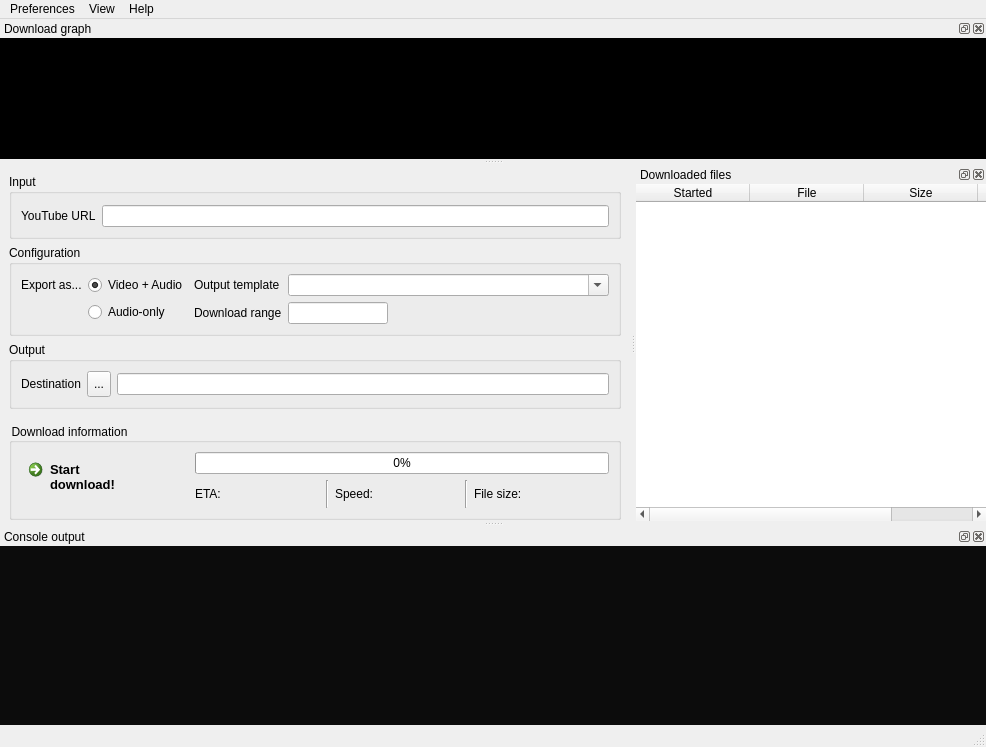
Before: the Qt Designer form interface/main.ui in MatusGuy/youtube-dl_GUI, drawn with Qt 5.
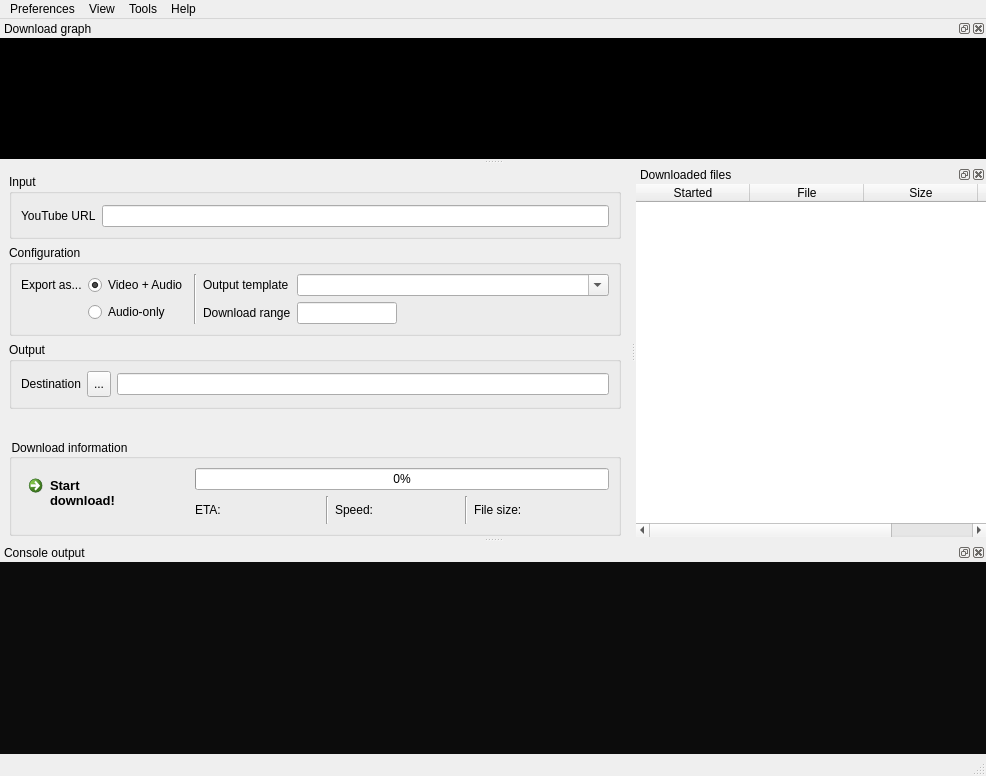
After: the same form once the commit is applied. Icons and pictures are not drawn. Custom widgets are drawn as their Qt base class.

Patch:
```diff
--- a/interface/main.ui
+++ b/interface/main.ui
@@ -7,7 +7,7 @@
     <x>0</x>
     <y>0</y>
     <width>986</width>
-    <height>747</height>
+    <height>776</height>
    </rect>
   </property>
   <property name="contextMenuPolicy">
@@ -25,6 +25,10 @@
 		background-color: rgb(0, 120, 215)
 }
 
+QToolButton#CornerAbout:hover{
+		background-color: transparent
+}
+
 QDockWidget {
 		background-color: rgb(205, 205, 205);
 		color: rgb(0, 0, 0)
@@ -45,8 +49,8 @@
    </property>
    <property name="maximumSize">
     <size>
-     <width>526</width>
-     <height>364</height>
+     <width>16777215</width>
+     <height>16777215</height>
     </size>
    </property>
    <property name="styleSheet">
@@ -171,6 +175,13 @@
          </layout>
         </widget>
        </item>
+       <item row="0" column="1">
+        <widget class="Line" name="sep1">
+         <property name="orientation">
+          <enum>Qt::Vertical</enum>
+         </property>
+        </widget>
+       </item>
        <item row="0" column="0">
         <widget class="QWidget" name="MediaType" native="true">
          <property name="sizePolicy">
@@ -593,8 +604,15 @@
     <addaction name="separator"/>
     <addaction name="About"/>
    </widget>
+   <widget class="QMenu" name="menuTools">
+    <property name="title">
+     <string>Tools</string>
+    </property>
+    <addaction name="AFOperation"/>
+   </widget>
    <addaction name="Preferences"/>
    <addaction name="ViewMenu"/>
+   <addaction name="menuTools"/>
    <addaction name="Help"/>
   </widget>
   <widget class="QStatusBar" name="StatusBar"/>
```
Left out of the diff: 12 changed lines with no effect on the pictures.
